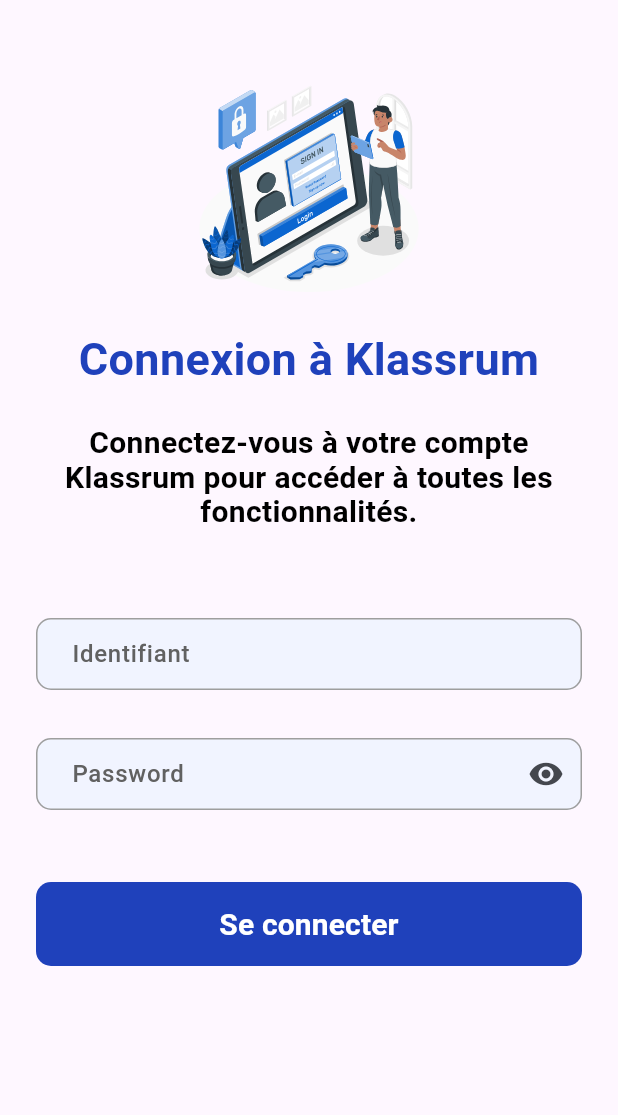
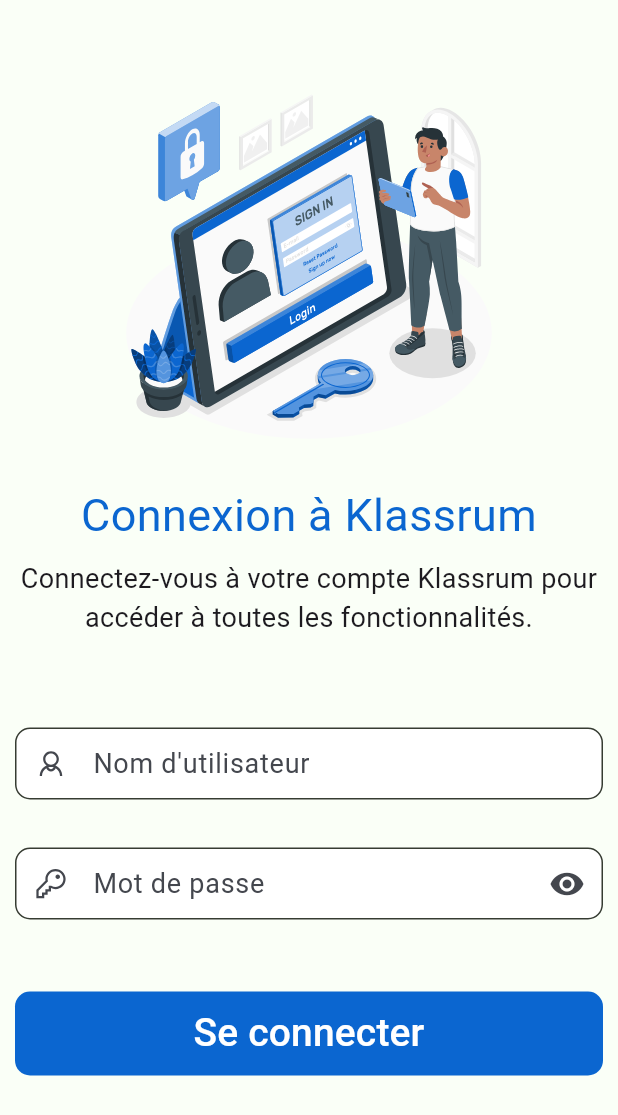
Before and after one commit to JackJosue517/klassrum, a Flutter app: the LoginScreen screen opened by its route, on a phone screen of 412 x 824 dp. Shown: the top 1115 px of the screen. Run offline on Flutter 3.47's test engine with Material 3 defaults, Android fonts, the phone set to English and light mode, and no system bars; our stand-ins replace animated_splash_screen, cached_network_image, flutter_svg, gap, google_fonts, line_icons and 1 more; missing offline and left inert: flutter_webrtc, sdp_transform; Roboto replaces fonts that are missing (Poppins).

Commit message:
Modification du UX/UI de LoginScreen

```diff
--- /dev/null
+++ b/lib/ui/components/button.dart
@@ -0,0 +1,35 @@
+import 'package:flutter/material.dart';
+import 'package:klassrum/ui/configs/styles.dart';
+
+class AppButton extends StatelessWidget {
+  const AppButton(
+      {super.key, required this.btnFunction, required this.btnText});
+  final String btnText;
+  final VoidCallback btnFunction;
+
+  @override
+  Widget build(BuildContext context) {
+    return SizedBox(
+      height: 56,
+      child: ElevatedButton(
+        onPressed: btnFunction,
+        style: ElevatedButton.styleFrom(
+          backgroundColor: AppColors.primaryColor,
+          shape: RoundedRectangleBorder(
+            borderRadius: BorderRadius.circular(10),
+          ),
+          elevation: 0,
+        ),
+        child: Center(
+          child: Text(
+            btnText,
+            textAlign: TextAlign.center,
+            style: AppText.headline3.copyWith(
+              color: AppColors.trueWhiteColor,
+            ),
+          ),
+        ),
+      ),
+    );
+  }
+}
--- a/lib/ui/components/default_button.dart
+++ /dev/null
@@ -1,36 +0,0 @@
-import 'package:flutter/material.dart';
-
-class DefaultButton extends StatelessWidget {
-  const DefaultButton({super.key, required this.btnFunction, required this.btnText});
-final String btnText;
-final VoidCallback btnFunction;
-  @override
-  Widget build(BuildContext context) {
-    return  SizedBox(
-      height: 56,
-      child: ElevatedButton(
-        onPressed:btnFunction,
-        style: ElevatedButton.styleFrom(
-          backgroundColor: const Color(0xFF1F41BB), // Couleur de fond du bouton
-          shape: RoundedRectangleBorder(
-            borderRadius: BorderRadius.circular(10),
-          ),
-          elevation: 0, // Ajoute une ombre au bouton
-        ),
-        child:  Center(
-          child: Text(
-            btnText,
-            textAlign: TextAlign.center,
-            style: const TextStyle(
-              color: Colors.white,
-              fontSize: 20,
-              fontFamily: 'Poppins',
-              fontWeight: FontWeight.w600,
-              height: 0,
-            ),
-          ),
-        ),
-      ),
-    );
-  }
-}
--- a/lib/ui/components/default_textfield.dart
+++ /dev/null
@@ -1,66 +0,0 @@
-import 'package:flutter/material.dart';
-
-class DefaultTextField extends StatefulWidget {
-  DefaultTextField({super.key, required this.fieldController, this.isPasswordField, required this.labelText});
-  final TextEditingController fieldController ;
-  bool? isPasswordField;
-  final String labelText;
-
-  @override
-  State<DefaultTextField> createState() => _DefaultTextFieldState();
-}
-
-class _DefaultTextFieldState extends State<DefaultTextField> {
-  bool isVisible = false;
-  @override
-  Widget build(BuildContext context) {
-    return  SizedBox(
-      height: 56,
-      child: TextFormField(
-        keyboardType: TextInputType.visiblePassword,
-
-        obscureText: widget.isPasswordField!=null?!isVisible:false,
-        decoration: InputDecoration(
-            contentPadding: const EdgeInsets.only(
-
-              left: 20,
-              right: 35,
-
-            ),
-            hintText: widget.labelText,
-            hintStyle: const TextStyle(
-              color: Color(0xFF616161),
-              fontSize: 16,
-              fontFamily: 'Poppins',
-              fontWeight: FontWeight.w500,
-              height: 0,
-            ),
-            filled: true,
-            fillColor: const Color(0xFFF1F4FF),
-            enabledBorder: OutlineInputBorder(
-              borderSide: const BorderSide(width: 1, color: Colors.grey),
-              borderRadius: BorderRadius.circular(10),
-            ),
-            focusedBorder: OutlineInputBorder(
-              borderSide: const BorderSide(width: 1, color: Color(0xFF1F41BB)),
-              borderRadius: BorderRadius.circular(10),
-            ),
-            border: OutlineInputBorder(
-              borderSide: const BorderSide(width: 1, color: Colors.grey),
-              borderRadius: BorderRadius.circular(10),
-            ),
-            suffixIcon:widget.isPasswordField!=null? IconButton(
-              onPressed: () => setState(() {
-                isVisible = !isVisible;
-              }),
-              icon: isVisible==true?const Icon(Icons.visibility_off):const Icon(Icons.visibility),
-            ):null
-        ),
-        style: const TextStyle(
-          fontSize: 16,
-          color: Colors.black,
-        ),
-      ),
-    );
-  }
-}
--- /dev/null
+++ b/lib/ui/components/textfield.dart
@@ -0,0 +1,68 @@
+import 'package:flutter/material.dart';
+import 'package:klassrum/ui/configs/styles.dart';
+import 'package:line_icons/line_icons.dart';
+
+class AppTextField extends StatefulWidget {
+  const AppTextField(
+      {super.key,
+      required this.fieldController,
+      this.isPasswordField,
+      required this.labelText,
+      required this.icon});
+  final TextEditingController fieldController;
+  final bool? isPasswordField;
+  final IconData icon;
+  final String labelText;
+
+  @override
+  State<AppTextField> createState() => _AppTextFieldState();
+}
+
+class _AppTextFieldState extends State<AppTextField> {
+  bool isVisible = false;
+
+  @override
+  Widget build(BuildContext context) {
+    return SizedBox(
+      height: 56,
+      child: TextFormField(
+        keyboardType: TextInputType.visiblePassword,
+        obscureText: widget.isPasswordField != null ? !isVisible : false,
+        decoration: InputDecoration(
+            prefixIcon: Icon(widget.icon),
+            contentPadding: const EdgeInsets.only(
+              left: 20,
+              right: 35,
+            ),
+            hintText: widget.labelText,
+            hintStyle: AppText.headline5,
+            filled: true,
+            fillColor: const Color.fromRGBO(255, 255, 255, 1),
+            enabledBorder: OutlineInputBorder(
+              borderSide:
+                  const BorderSide(width: 1, color: AppColors.darkColor),
+              borderRadius: BorderRadius.circular(10),
+            ),
+            focusedBorder: OutlineInputBorder(
+              borderSide: const BorderSide(width: 1, color: Color(0xFF1F41BB)),
+              borderRadius: BorderRadius.circular(10),
+            ),
+            border: OutlineInputBorder(
+              borderSide: const BorderSide(width: 1, color: Colors.grey),
+              borderRadius: BorderRadius.circular(10),
+            ),
+            suffixIcon: widget.isPasswordField != null
+                ? IconButton(
+                    onPressed: () => setState(() {
+                      isVisible = !isVisible;
+                    }),
+                    icon: isVisible == true
+                        ? const Icon(Icons.visibility_off)
+                        : const Icon(Icons.visibility),
+                  )
+                : null),
+        style: AppText.headline5,
+      ),
+    );
+  }
+}
--- a/lib/ui/configs/styles.dart
+++ b/lib/ui/configs/styles.dart
@@ -5,6 +5,8 @@ class AppColors {
   static const Color primaryColor = Color(0xFF0B66D0);
 
   static const Color whiteColor = Color(0xFFFAFFF7);
+
+  static const Color trueWhiteColor = Color(0xFFFFFFFF);
 
   static const Color redColor = Color(0xFF363C32);
 
@@ -16,9 +18,7 @@ class AppColors {
 
   static const Color grey200 = Color(0x00ffc0c0);
 
-  //static Color transColor = Colors.grey[350];
-
-  static const Color blackColor = Color.fromARGB(0, 0, 0, 0);
+  static const Color blackColor = Color(0x01000000);
 }
 
 class AppText {
--- a/lib/ui/router/app_router.dart
+++ b/lib/ui/router/app_router.dart
@@ -3,6 +3,7 @@ import 'package:klassrum/ui/screens/call_room.dart';
 import 'package:klassrum/ui/screens/course_details.dart';
 import 'package:klassrum/ui/screens/home.dart';
 import 'package:klassrum/ui/screens/login.dart';
+import 'package:klassrum/ui/screens/notification.dart';
 import 'package:klassrum/ui/screens/setting_screen.dart';
 import 'package:klassrum/ui/screens/splash.dart';
 import 'package:klassrum/ui/screens/unknown.dart';
@@ -17,7 +18,7 @@ class AppRouter {
       case '/home':
         return MaterialPageRoute(builder: (_) => const HomeScreen());
       case '/notifications':
-        return MaterialPageRoute(builder: (_) => const HomeScreen());
+        return MaterialPageRoute(builder: (_) => const NotificationScreen());
       case '/course-details':
         return MaterialPageRoute(builder: (_) => const CourseDetailsScreen());
       case '/call-room':
--- a/lib/ui/screens/login.dart
+++ b/lib/ui/screens/login.dart
@@ -1,8 +1,10 @@
 import 'package:flutter/material.dart';
 import 'package:flutter_svg/svg.dart';
 import 'package:gap/gap.dart';
-import 'package:klassrum/ui/components/default_button.dart';
-import 'package:klassrum/ui/components/default_textfield.dart';
+import 'package:klassrum/ui/components/button.dart';
+import 'package:klassrum/ui/components/textfield.dart';
+import 'package:klassrum/ui/configs/styles.dart';
+import 'package:line_icons/line_icons.dart';
 
 class LoginScreen extends StatelessWidget {
   const LoginScreen({super.key});
@@ -11,9 +13,10 @@ class LoginScreen extends StatelessWidget {
   Widget build(BuildContext context) {
     final passwordFieldController = TextEditingController();
     return Scaffold(
+      backgroundColor: AppColors.whiteColor,
       body: SingleChildScrollView(
         child: Padding(
-          padding: const EdgeInsets.symmetric(horizontal: 24)
+          padding: const EdgeInsets.symmetric(horizontal: 10)
               .copyWith(top: MediaQuery.of(context).padding.top),
           child: Column(
             mainAxisAlignment: MainAxisAlignment.center,
@@ -25,31 +28,19 @@ class LoginScreen extends StatelessWidget {
                     const Gap(48),
                     SvgPicture.asset(
                       "assets/svg/login-amico.svg",
-                      height: 150,
+                      height: 250,
                     ),
                     const Gap(24),
-                    const Text(
-                      'Connexion à Klassrum',
-                      textAlign: TextAlign.center,
-                      style: TextStyle(
-                        color: Color(0xFF1F41BB),
-                        fontSize: 30,
-                        fontFamily: 'Poppins',
-                        fontWeight: FontWeight.w700,
-                        height: 0,
-                      ),
-                    ),
-                    const Gap(26),
-                    const Text(
+                    Text('Connexion à Klassrum',
+                        textAlign: TextAlign.center,
+                        style: AppText.headline2.copyWith(
+                          color: AppColors.primaryColor,
+                        )),
+                    const Gap(8),
+                    Text(
                       'Connectez-vous à votre compte Klassrum pour accéder à toutes les fonctionnalités.',
                       textAlign: TextAlign.center,
-                      style: TextStyle(
-                        color: Colors.black,
-                        fontSize: 20,
-                        fontFamily: 'Poppins',
-                        fontWeight: FontWeight.w600,
-                        height: 0,
-                      ),
+                      style: AppText.headline5,
                     ),
                   ],
                 ),
@@ -59,20 +50,18 @@ class LoginScreen extends StatelessWidget {
                 children: [
                   //champs d'identifiant
 
-                  DefaultTextField(
-                      labelText: "Identifiant",
+                  AppTextField(
+                      icon: LineIcons.userAlt,
+                      labelText: "Nom d'utilisateur",
                       fieldController: passwordFieldController),
-
                   const Gap(24),
-                  //champs de password
-                  DefaultTextField(
+                  AppTextField(
+                      icon: LineIcons.key,
                       isPasswordField: true,
-                      labelText: "Password",
+                      labelText: "Mot de passe",
                       fieldController: passwordFieldController),
-
                   const Gap(40),
-
-                  DefaultButton(
+                  AppButton(
                     btnText: "Se connecter",
                     btnFunction: () =>
                         Navigator.of(context).pushReplacementNamed('/home'),
--- /dev/null
+++ b/lib/ui/screens/notification.dart
@@ -0,0 +1,14 @@
+import 'package:flutter/material.dart';
+
+class NotificationScreen extends StatelessWidget {
+  const NotificationScreen({super.key});
+
+  @override
+  Widget build(BuildContext context) {
+    return Scaffold(
+      appBar: AppBar(
+        title: const Text('Notifications'),
+      ),
+    );
+  }
+}
--- a/lib/ui/screens/on_board.dart
+++ b/lib/ui/screens/on_board.dart
@@ -49,7 +49,7 @@ class _OnBoardingScreenState extends State<OnBoardingScreen> {
                 title:
                     "Recevez des notifications en temps réel, Economisez \n vos données mobiles",
                 description:
-                    "Recevez des alertes instantanées. Profitez d'une expérience fluide et pratique \nen recevant des mises à jour en temps réel tout en préservant \nvos données mobiles.",
+                    "Recevez des alertes instantanées. \nProfitez d'une expérience fluide et pratique en recevant \ndes mises à jour en temps réel tout en préservant \nvos données mobiles.",
               ),
             ],
           ),
@@ -70,7 +70,7 @@ class _OnBoardingScreenState extends State<OnBoardingScreen> {
                       : FloatingActionButton(
                           heroTag: 'left',
                           onPressed: () {
-                            _index++;
+                            _index--;
                             _controller.jumpToPage(_index);
                             setState(() {});
                           },
```
